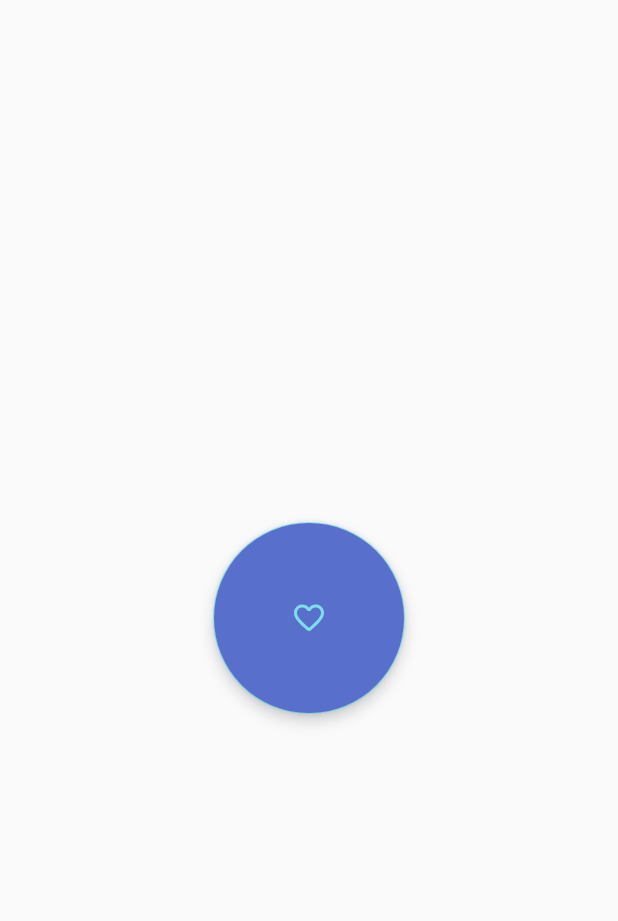
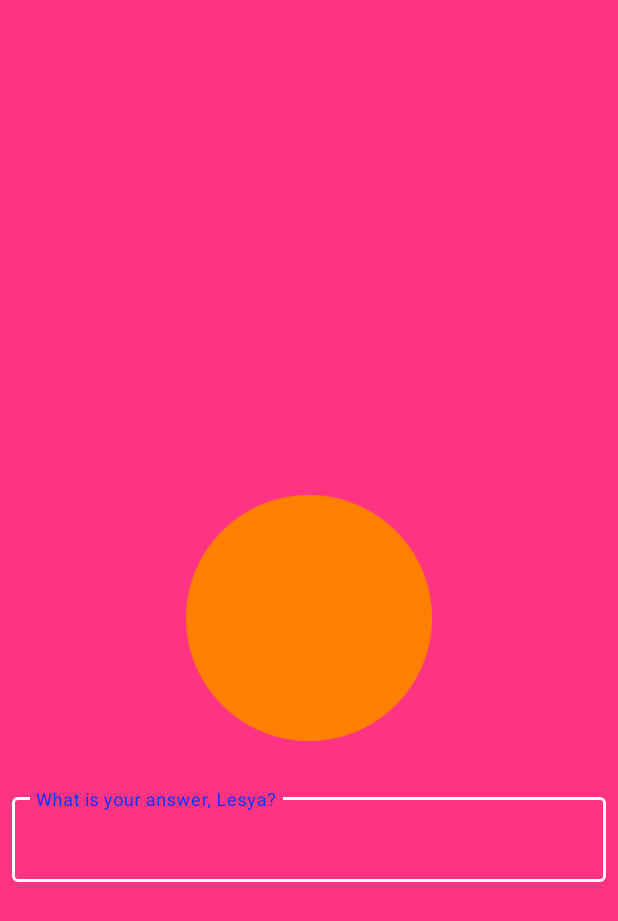
Before and after one commit to alilnik/bd, an Android app: the screen it shows after launch (MainActivity before the commit, PinkActivity after it), on a phone screen of 412 x 824 dp. Shown: the top 921 px of the screen. Run offline under Robolectric (Android 15) with nearby library versions, the phone set to English and light mode, and no system bars.

```diff
--- a/app/build.gradle
+++ b/app/build.gradle
@@ -26,8 +26,8 @@ android {
 dependencies {
     implementation fileTree(dir: 'libs', include: ['*.jar'])
     implementation"org.jetbrains.kotlin:kotlin-stdlib-jdk7:$kotlin_version"
-    implementation 'androidx.appcompat:appcompat:1.0.2'
-    implementation 'androidx.core:core-ktx:1.0.2'
+    implementation 'androidx.appcompat:appcompat:1.1.0'
+    implementation 'androidx.core:core-ktx:1.1.0'
     implementation 'androidx.constraintlayout:constraintlayout:1.1.3'
     implementation "com.airbnb.android:lottie:3.0.1"
     implementation 'com.google.android.material:material:1.0.0'
--- a/app/src/main/AndroidManifest.xml
+++ b/app/src/main/AndroidManifest.xml
@@ -10,12 +10,16 @@
             android:supportsRtl="true"
             android:theme="@style/AppTheme">
         <activity android:name=".MainActivity">
+
+        </activity>
+        <activity android:name=".PinkActivity">
             <intent-filter>
                 <action android:name="android.intent.action.MAIN"/>
 
                 <category android:name="android.intent.category.LAUNCHER"/>
             </intent-filter>
         </activity>
+
     </application>
 
 </manifest>
--- /dev/null
+++ b/app/src/main/java/com/iliadmitrenok/bd/PinkActivity.kt
@@ -0,0 +1,58 @@
+package com.iliadmitrenok.bd
+
+import android.content.Intent
+import android.os.Bundle
+import android.text.Editable
+import android.text.TextWatcher
+import android.view.View
+import android.view.animation.AccelerateInterpolator
+import android.view.animation.AlphaAnimation
+import android.view.animation.Animation
+import android.widget.ImageView
+import androidx.appcompat.app.AppCompatActivity
+import com.google.android.material.textfield.TextInputEditText
+import com.google.android.material.textfield.TextInputLayout
+
+
+class PinkActivity : AppCompatActivity() {
+
+    val fadeOut = AlphaAnimation(1f, 0f)
+
+    override fun onCreate(savedInstanceState: Bundle?) {
+
+        super.onCreate(savedInstanceState)
+        setContentView(R.layout.pink_activity)
+        val tilPinkAnswer = findViewById<TextInputLayout>(R.id.til_pink_answer)
+        val etPinkAnswer = findViewById<TextInputEditText>(R.id.et_pink_answer)
+        val ivOrange = findViewById<ImageView>(R.id.iv_orange)
+
+        fadeOut.interpolator = AccelerateInterpolator()
+        fadeOut.duration = 1000
+        fadeOut.setAnimationListener(object : Animation.AnimationListener {
+            override fun onAnimationEnd(animation: Animation) {
+                tilPinkAnswer.visibility = View.GONE
+                ivOrange.visibility = View.GONE
+                intent = Intent(this@PinkActivity, MainActivity::class.java)
+                startActivity(intent)
+            }
+
+            override fun onAnimationRepeat(animation: Animation) {}
+            override fun onAnimationStart(animation: Animation) {}
+        })
+        etPinkAnswer.addTextChangedListener(object : TextWatcher {
+
+            override fun afterTextChanged(s: Editable?) {
+                if (s != null) {
+                    if (s.toString().equals("blocparty")) {
+
+                        tilPinkAnswer.startAnimation(fadeOut)
+                        ivOrange.startAnimation(fadeOut)
+
+                    }
+                }
+            }
+            override fun beforeTextChanged(s: CharSequence?, count: Int, start: Int, after: Int) {}
+            override fun onTextChanged(s: CharSequence?, start: Int, count: Int, before: Int) {}
+        })
+    }
+}
--- /dev/null
+++ b/app/src/main/res/layout/pink_activity.xml
@@ -0,0 +1,47 @@
+<?xml version="1.0" encoding="utf-8"?>
+<androidx.constraintlayout.widget.ConstraintLayout
+        xmlns:android="http://schemas.android.com/apk/res/android"
+        android:layout_width="match_parent"
+        android:layout_height="match_parent" xmlns:app="http://schemas.android.com/apk/res-auto"
+        android:background="@color/pink_dark">
+
+    <ImageView
+            android:id="@+id/iv_orange"
+            android:layout_width="164dp"
+            android:layout_height="164dp"
+            app:layout_constraintLeft_toLeftOf="parent"
+            app:layout_constraintRight_toRightOf="parent"
+            app:layout_constraintTop_toTopOf="parent"
+            app:layout_constraintBottom_toBottomOf="parent"
+            app:srcCompat="@drawable/img1"/>
+
+
+    <com.google.android.material.textfield.TextInputLayout
+            android:id="@+id/til_pink_answer"
+            app:layout_constraintTop_toBottomOf="@id/iv_orange"
+            android:layout_width="match_parent"
+            android:layout_height="wrap_content"
+            android:hint="@string/answer"
+            style="@style/Widget.MaterialComponents.TextInputLayout.OutlinedBox"
+            android:layout_marginHorizontal="8dp"
+            android:textColorHint="@color/twhite"
+            app:boxStrokeColor="@color/white"
+            app:hintEnabled="true"
+            android:layout_marginTop="32dp"
+            app:boxBackgroundMode="outline">
+
+        <com.google.android.material.textfield.TextInputEditText
+                android:id="@+id/et_pink_answer"
+                android:layout_width="match_parent"
+                android:layout_height="wrap_content"
+                android:maxLines="1"
+                android:inputType="text"
+                android:textColorHint="@color/twhite"
+                android:textColor="@color/white"
+        />
+
+    </com.google.android.material.textfield.TextInputLayout>
+
+
+
+</androidx.constraintlayout.widget.ConstraintLayout>
--- a/app/src/main/res/values/colors.xml
+++ b/app/src/main/res/values/colors.xml
@@ -1,10 +1,10 @@
 <?xml version="1.0" encoding="utf-8"?>
 <resources>
-    <color name="colorPrimary">#8c9eff</color>
-    <color name="colorPrimaryDark">#5870cb</color>
-    <color name="colorAccent">#7edeea</color>
-    <color name="colorAccentDark">#48acb8</color>
-
+    <color name="colorPrimary">#0336ff</color>
+    <color name="colorPrimaryDark">#0026ca</color>
+    <color name="colorAccent">#ffffff</color>
+    <color name="colorAccentDark">#ccffffff</color>
+    <color name="white">#ffffff</color>
     <color name="primaryColor">#8c9eff</color>
     <color name="primaryLightColor">#c0cfff</color>
     <color name="primaryDarkColor">#5870cb</color>
@@ -13,5 +13,12 @@
     <color name="secondaryDarkColor">#48acb8</color>
     <color name="primaryTextColor">#000000</color>
     <color name="secondaryTextColor">#000000</color>
-
+    <color name="blue">#0336ff</color>
+    <color name="yellow">#ffde03</color>
+    <color name="yellow_dark">#ffd600</color>
+    <color name="mtrl_textinput_default_box_stroke_color">#ffffff</color>
+    <color name="twhite">#ccffffff</color>
+    <color name="pink">#ff0266</color>
+    <color name="pink_dark">#CCff0266</color>
+    <color name="almostblack">#CC000000</color>
 </resources>
--- a/app/src/main/res/values/strings.xml
+++ b/app/src/main/res/values/strings.xml
@@ -1,3 +1,6 @@
 <resources>
     <string name="app_name">bd</string>
+    <string name="answer">What is your answer, Lesya?</string>
+    <string name="dumbledore">Dumbledore!</string>
+    <string name="call">Call</string>
 </resources>
--- a/app/src/main/res/values/styles.xml
+++ b/app/src/main/res/values/styles.xml
@@ -8,4 +8,5 @@
         <item name="colorAccent">@color/colorAccent</item>
     </style>
 
+
 </resources>
```
Also changed, not shown: app/src/main/java/com/iliadmitrenok/bd/MainActivity.kt (+68 -8 lines), app/src/main/res/anim/fade_out.xml (added, +9 -0 lines), app/src/main/res/layout/activity_main.xml (+85 -21 lines), app/src/main/res/drawable/img.png (added), app/src/main/res/drawable/img1.png (added).
